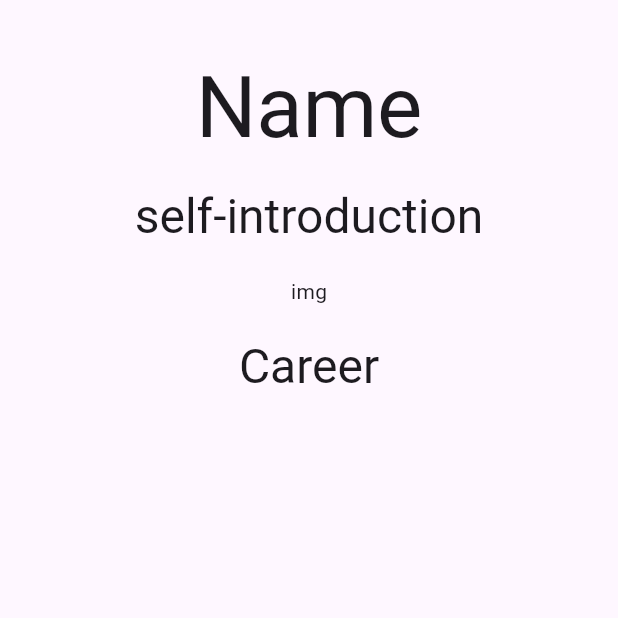
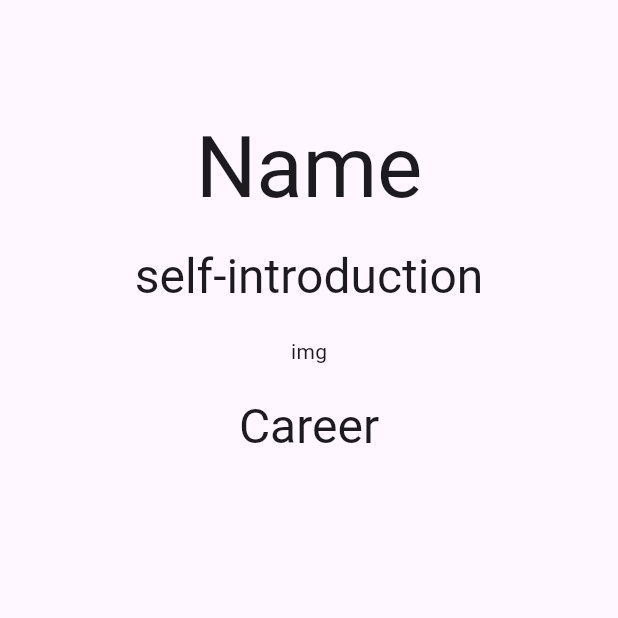
Before and after one commit to watnows/hackathon-2003-TeamE, a Flutter app: the screen it shows after launch, on a phone screen of 412 x 824 dp, the top half of it. Run offline on Flutter 3.47's test engine with Material 2 defaults, Android fonts, the phone set to English and light mode, and no system bars; our stand-ins replace gap.

Commit message:
add: 画面幅によって上部に空白

```diff
--- a/pupigon/lib/main.dart
+++ b/pupigon/lib/main.dart
@@ -32,6 +32,9 @@ class HomePage extends StatelessWidget {
         child: Column(
           crossAxisAlignment: CrossAxisAlignment.center,
           children: [
+            MediaQuery.of(context).size.width > 480
+                ? Container()
+                : const Gap(40),
             const Gap(40),
             Text(
               'Name',
```
